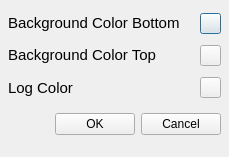
Qt form src/meshlab/ui/custom.ui (cnr-isti-vclab/meshlab) before a commit.
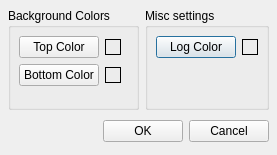
The same form after that commit.

Commit message: complete restyling

```diff
--- a/src/meshlab/ui/custom.ui
+++ b/src/meshlab/ui/custom.ui
@@ -8,170 +8,261 @@
    <rect>
     <x>0</x>
     <y>0</y>
-    <width>229</width>
-    <height>157</height>
+    <width>270</width>
+    <height>155</height>
    </rect>
   </property>
+  <property name="sizePolicy" >
+   <sizepolicy>
+    <hsizetype>0</hsizetype>
+    <vsizetype>0</vsizetype>
+    <horstretch>0</horstretch>
+    <verstretch>0</verstretch>
+   </sizepolicy>
+  </property>
   <property name="windowTitle" >
    <string>Dialog</string>
   </property>
-  <layout class="QVBoxLayout" >
+  <property name="modal" >
+   <bool>true</bool>
+  </property>
+  <layout class="QGridLayout" >
    <property name="margin" >
     <number>8</number>
    </property>
    <property name="spacing" >
     <number>6</number>
    </property>
-   <item>
-    <layout class="QHBoxLayout" >
-     <property name="margin" >
-      <number>0</number>
+   <item row="0" column="1" >
+    <widget class="QGroupBox" name="groupBox" >
+     <property name="title" >
+      <string>Misc settings</string>
      </property>
-     <property name="spacing" >
-      <number>6</number>
-     </property>
-     <item>
-      <widget class="QLabel" name="labelBCB" >
-       <property name="font" >
-        <font>
-         <family>MS Shell Dlg</family>
-         <pointsize>11</pointsize>
-         <weight>50</weight>
-         <italic>false</italic>
-         <bold>false</bold>
-         <underline>false</underline>
-         <strikeout>false</strikeout>
-        </font>
-       </property>
-       <property name="text" >
-        <string>&lt;html>&lt;head>&lt;meta name=&quot;qrichtext&quot; content=&quot;1&quot; />&lt;/head>&lt;body style=&quot; white-space: pre-wrap; font-family:MS Shell Dlg; font-weight:400; font-style:normal; text-decoration:none;&quot;>&lt;p style=&quot; margin-top:0px; margin-bottom:0px; margin-left:0px; margin-right:0px; -qt-block-indent:0; text-indent:0px;&quot;>Background Color Bottom&lt;/p>&lt;/body>&lt;/html></string>
-       </property>
-      </widget>
-     </item>
-     <item>
-      <widget class="QPushButton" name="ButtonBCB" >
-       <property name="sizePolicy" >
-        <sizepolicy>
-         <hsizetype>1</hsizetype>
-         <vsizetype>0</vsizetype>
-         <horstretch>0</horstretch>
-         <verstretch>0</verstretch>
-        </sizepolicy>
-       </property>
-       <property name="minimumSize" >
-        <size>
-         <width>21</width>
-         <height>21</height>
-        </size>
-       </property>
-       <property name="maximumSize" >
-        <size>
-         <width>21</width>
-         <height>21</height>
-        </size>
-       </property>
-       <property name="text" >
-        <string/>
-       </property>
-      </widget>
-     </item>
-    </layout>
+     <layout class="QGridLayout" >
+      <property name="margin" >
+       <number>8</number>
+      </property>
+      <property name="spacing" >
+       <number>6</number>
+      </property>
+      <item row="1" column="0" >
+       <spacer>
+        <property name="orientation" >
+         <enum>Qt::Vertical</enum>
+        </property>
+        <property name="sizeHint" >
+         <size>
+          <width>20</width>
+          <height>40</height>
+         </size>
+        </property>
+       </spacer>
+      </item>
+      <item row="0" column="0" >
+       <layout class="QHBoxLayout" >
+        <property name="margin" >
+         <number>0</number>
+        </property>
+        <property name="spacing" >
+         <number>6</number>
+        </property>
+        <item>
+         <widget class="QPushButton" name="pushButtonLogArea" >
+          <property name="text" >
+           <string>Log Color</string>
+          </property>
+         </widget>
+        </item>
+        <item>
+         <widget class="QLabel" name="labelLogArea" >
+          <property name="sizePolicy" >
+           <sizepolicy>
+            <hsizetype>0</hsizetype>
+            <vsizetype>0</vsizetype>
+            <horstretch>0</horstretch>
+            <verstretch>0</verstretch>
+           </sizepolicy>
+          </property>
+          <property name="minimumSize" >
+           <size>
+            <width>16</width>
+            <height>16</height>
+           </size>
+          </property>
+          <property name="frameShape" >
+           <enum>QFrame::Box</enum>
+          </property>
+          <property name="frameShadow" >
+           <enum>QFrame::Plain</enum>
+          </property>
+          <property name="text" >
+           <string/>
+          </property>
+         </widget>
+        </item>
+        <item>
+         <spacer>
+          <property name="orientation" >
+           <enum>Qt::Horizontal</enum>
+          </property>
+          <property name="sizeHint" >
+           <size>
+            <width>40</width>
+            <height>20</height>
+           </size>
+          </property>
+         </spacer>
+        </item>
+       </layout>
+      </item>
+     </layout>
+    </widget>
    </item>
-   <item>
-    <layout class="QHBoxLayout" >
-     <property name="margin" >
-      <number>0</number>
+   <item row="0" column="0" >
+    <widget class="QGroupBox" name="groupBoxBackground" >
+     <property name="sizePolicy" >
+      <sizepolicy>
+       <hsizetype>5</hsizetype>
+       <vsizetype>5</vsizetype>
+       <horstretch>0</horstretch>
+       <verstretch>0</verstretch>
+      </sizepolicy>
      </property>
-     <property name="spacing" >
-      <number>6</number>
+     <property name="title" >
+      <string>Background Colors</string>
      </property>
-     <item>
-      <widget class="QLabel" name="labelBCT" >
-       <property name="font" >
-        <font>
-         <family>MS Shell Dlg</family>
-         <pointsize>11</pointsize>
-         <weight>50</weight>
-         <italic>false</italic>
-         <bold>false</bold>
-         <underline>false</underline>
-         <strikeout>false</strikeout>
-        </font>
-       </property>
-       <property name="text" >
-        <string>&lt;html>&lt;head>&lt;meta name=&quot;qrichtext&quot; content=&quot;1&quot; />&lt;/head>&lt;body style=&quot; white-space: pre-wrap; font-family:MS Shell Dlg; font-weight:400; font-style:normal; text-decoration:none;&quot;>&lt;p style=&quot; margin-top:0px; margin-bottom:0px; margin-left:0px; margin-right:0px; -qt-block-indent:0; text-indent:0px;&quot;>Background Color Top&lt;/p>&lt;/body>&lt;/html></string>
-       </property>
-      </widget>
-     </item>
-     <item>
-      <widget class="QPushButton" name="ButtonBCT" >
-       <property name="minimumSize" >
-        <size>
-         <width>21</width>
-         <height>21</height>
-        </size>
-       </property>
-       <property name="maximumSize" >
-        <size>
-         <width>21</width>
-         <height>21</height>
-        </size>
-       </property>
-       <property name="text" >
-        <string/>
-       </property>
-      </widget>
-     </item>
-    </layout>
+     <layout class="QGridLayout" >
+      <property name="margin" >
+       <number>8</number>
+      </property>
+      <property name="spacing" >
+       <number>6</number>
+      </property>
+      <item row="2" column="0" >
+       <spacer>
+        <property name="orientation" >
+         <enum>Qt::Vertical</enum>
+        </property>
+        <property name="sizeHint" >
+         <size>
+          <width>20</width>
+          <height>40</height>
+         </size>
+        </property>
+       </spacer>
+      </item>
+      <item row="0" column="0" >
+       <layout class="QHBoxLayout" >
+        <property name="margin" >
+         <number>0</number>
+        </property>
+        <property name="spacing" >
+         <number>6</number>
+        </property>
+        <item>
+         <widget class="QPushButton" name="pushButtonTopBg" >
+          <property name="text" >
+           <string>Top Color</string>
+          </property>
+         </widget>
+        </item>
+        <item>
+         <widget class="QLabel" name="labelTopBg" >
+          <property name="sizePolicy" >
+           <sizepolicy>
+            <hsizetype>0</hsizetype>
+            <vsizetype>0</vsizetype>
+            <horstretch>0</horstretch>
+            <verstretch>0</verstretch>
+           </sizepolicy>
+          </property>
+          <property name="minimumSize" >
+           <size>
+            <width>16</width>
+            <height>16</height>
+           </size>
+          </property>
+          <property name="frameShape" >
+           <enum>QFrame::Box</enum>
+          </property>
+          <property name="text" >
+           <string/>
+          </property>
+         </widget>
+        </item>
+        <item>
+         <spacer>
+          <property name="orientation" >
+           <enum>Qt::Horizontal</enum>
+          </property>
+          <property name="sizeHint" >
+           <size>
+            <width>40</width>
+            <height>20</height>
+           </size>
+          </property>
+         </spacer>
+        </item>
+       </layout>
+      </item>
+      <item row="1" column="0" >
+       <layout class="QHBoxLayout" >
+        <property name="margin" >
+         <number>0</number>
+        </property>
+        <property name="spacing" >
+         <number>6</number>
+        </property>
+        <item>
+         <widget class="QPushButton" name="pushButtonBottomBg" >
+          <property name="text" >
+           <string>Bottom Color</string>
+          </property>
+         </widget>
+        </item>
+        <item>
+         <widget class="QLabel" name="labelBottmBg" >
+          <property name="sizePolicy" >
+           <sizepolicy>
+            <hsizetype>0</hsizetype>
+            <vsizetype>0</vsizetype>
+            <horstretch>0</horstretch>
+            <verstretch>0</verstretch>
+           </sizepolicy>
+          </property>
+          <property name="minimumSize" >
+           <size>
+            <width>16</width>
+            <height>16</height>
+           </size>
+          </property>
+          <property name="frameShape" >
+           <enum>QFrame::Box</enum>
+          </property>
+          <property name="text" >
+           <string/>
+          </property>
+         </widget>
+        </item>
+        <item>
+         <spacer>
+          <property name="orientation" >
+           <enum>Qt::Horizontal</enum>
+          </property>
+          <property name="sizeHint" >
+           <size>
+            <width>40</width>
+            <height>20</height>
+           </size>
+          </property>
+         </spacer>
+        </item>
+       </layout>
+      </item>
+     </layout>
+    </widget>
    </item>
-   <item>
-    <layout class="QHBoxLayout" >
-     <property name="margin" >
-      <number>0</number>
-     </property>
-     <property name="spacing" >
-      <number>6</number>
-     </property>
-     <item>
-      <widget class="QLabel" name="labelLC" >
-       <property name="font" >
-        <font>
-         <family>MS Shell Dlg</family>
-         <pointsize>11</pointsize>
-         <weight>50</weight>
-         <italic>false</italic>
-         <bold>false</bold>
-         <underline>false</underline>
-         <strikeout>false</strikeout>
-        </font>
-       </property>
-       <property name="text" >
-        <string>Log Color</string>
-       </property>
-      </widget>
-     </item>
-     <item>
-      <widget class="QPushButton" name="ButtonLC" >
-       <property name="minimumSize" >
-        <size>
-         <width>21</width>
-         <height>21</height>
-        </size>
-       </property>
-       <property name="maximumSize" >
-        <size>
-         <width>21</width>
-         <height>21</height>
-        </size>
-       </property>
-       <property name="text" >
-        <string/>
-       </property>
-      </widget>
-     </item>
-    </layout>
-   </item>
-   <item>
+   <item row="1" column="0" colspan="2" >
     <layout class="QHBoxLayout" >
      <property name="margin" >
       <number>0</number>
@@ -209,6 +300,36 @@
     </layout>
    </item>
   </layout>
+  <widget class="QWidget" name="widget" >
+   <property name="geometry" >
+    <rect>
+     <x>0</x>
+     <y>0</y>
+     <width>101</width>
+     <height>31</height>
+    </rect>
+   </property>
+  </widget>
+  <widget class="QWidget" name="widget_2" >
+   <property name="geometry" >
+    <rect>
+     <x>0</x>
+     <y>0</y>
+     <width>101</width>
+     <height>31</height>
+    </rect>
+   </property>
+  </widget>
+  <widget class="QWidget" name="widget_3" >
+   <property name="geometry" >
+    <rect>
+     <x>0</x>
+     <y>0</y>
+     <width>101</width>
+     <height>31</height>
+    </rect>
+   </property>
+  </widget>
  </widget>
  <pixmapfunction></pixmapfunction>
  <resources/>
```
Left out of the diff: 46 changed lines with no effect on the pictures.
